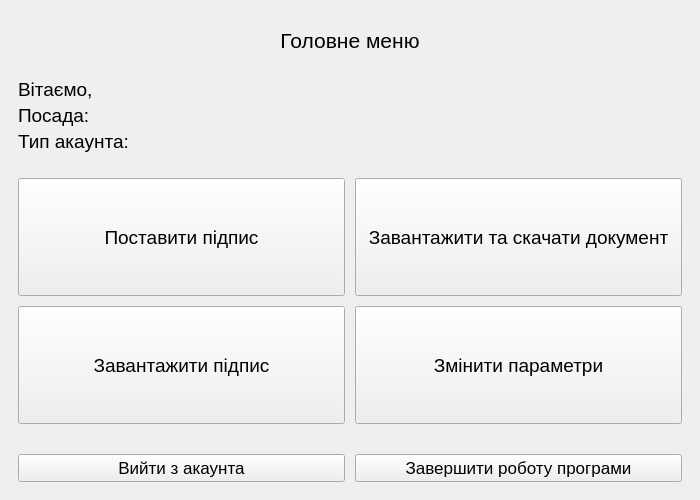
Before: the Qt Designer form mainwindow.ui in ShevaMed/DocManage, drawn with Qt 5.
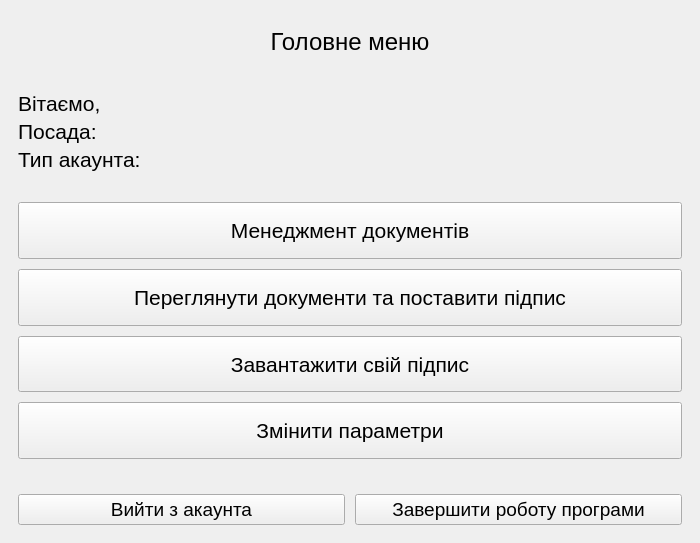
After: the same form once the commit is applied. The open tabs and pages were chosen to show the change. Icons and pictures are not drawn.

What changed in the file:
```diff
--- a/mainwindow.ui
+++ b/mainwindow.ui
@@ -7,7 +7,7 @@
     <x>0</x>
     <y>0</y>
     <width>700</width>
-    <height>500</height>
+    <height>543</height>
    </rect>
   </property>
   <property name="font">
@@ -767,7 +767,7 @@
           </property>
           <property name="font">
            <font>
-            <pointsize>16</pointsize>
+            <pointsize>18</pointsize>
            </font>
           </property>
           <property name="text">
@@ -789,7 +789,7 @@
           <property name="sizeHint" stdset="0">
            <size>
             <width>20</width>
-            <height>15</height>
+            <height>25</height>
            </size>
           </property>
          </spacer>
@@ -809,7 +809,7 @@
             </property>
             <property name="font">
              <font>
-              <pointsize>14</pointsize>
+              <pointsize>16</pointsize>
              </font>
             </property>
             <property name="text">
@@ -824,7 +824,7 @@
            <widget class="QLabel" name="menuJobTitleLabel">
             <property name="font">
              <font>
-              <pointsize>14</pointsize>
+              <pointsize>16</pointsize>
              </font>
             </property>
             <property name="text">
@@ -836,7 +836,7 @@
            <widget class="QLabel" name="menuTypeAccLabel">
             <property name="font">
              <font>
-              <pointsize>14</pointsize>
+              <pointsize>16</pointsize>
              </font>
             </property>
             <property name="text">
@@ -857,17 +857,35 @@
           <property name="sizeHint" stdset="0">
            <size>
             <width>20</width>
-            <height>15</height>
+            <height>20</height>
            </size>
           </property>
          </spacer>
         </item>
         <item>
-         <layout class="QGridLayout" name="gridLayout_5">
+         <layout class="QVBoxLayout" name="verticalLayout_19">
           <property name="spacing">
            <number>10</number>
           </property>
-          <item row="0" column="0">
+          <item>
+           <widget class="QPushButton" name="loadSendDocButton">
+            <property name="sizePolicy">
+             <sizepolicy hsizetype="Minimum" vsizetype="Expanding">
+              <horstretch>0</horstretch>
+              <verstretch>0</verstretch>
+             </sizepolicy>
+            </property>
+            <property name="font">
+             <font>
+              <pointsize>16</pointsize>
+             </font>
+            </property>
+            <property name="text">
+             <string>Менеджмент документів</string>
+            </property>
+           </widget>
+          </item>
+          <item>
            <widget class="QPushButton" name="putSignatureButton">
             <property name="sizePolicy">
              <sizepolicy hsizetype="Minimum" vsizetype="Expanding">
@@ -877,15 +895,33 @@
             </property>
             <property name="font">
              <font>
-              <pointsize>14</pointsize>
+              <pointsize>16</pointsize>
              </font>
             </property>
             <property name="text">
-             <string>Поставити підпис</string>
+             <string>Переглянути документи та поставити підпис</string>
             </property>
            </widget>
           </item>
-          <item row="1" column="1">
+          <item>
+           <widget class="QPushButton" name="loadSignatureButton">
+            <property name="sizePolicy">
+             <sizepolicy hsizetype="Minimum" vsizetype="Expanding">
+              <horstretch>0</horstretch>
+              <verstretch>0</verstretch>
+             </sizepolicy>
+            </property>
+            <property name="font">
+             <font>
+              <pointsize>16</pointsize>
+             </font>
+            </property>
+            <property name="text">
+             <string>Завантажити свій підпис</string>
+            </property>
+           </widget>
+          </item>
+          <item>
            <widget class="QPushButton" name="settingsButton">
             <property name="sizePolicy">
              <sizepolicy hsizetype="Minimum" vsizetype="Expanding">
@@ -895,7 +931,7 @@
             </property>
             <property name="font">
              <font>
-              <pointsize>14</pointsize>
+              <pointsize>16</pointsize>
              </font>
             </property>
             <property name="text">
@@ -903,42 +939,6 @@
             </property>
            </widget>
           </item>
-          <item row="1" column="0">
-           <widget class="QPushButton" name="loadSignatureButton">
-            <property name="sizePolicy">
-             <sizepolicy hsizetype="Minimum" vsizetype="Expanding">
-              <horstretch>0</horstretch>
-              <verstretch>0</verstretch>
-             </sizepolicy>
-            </property>
-            <property name="font">
-             <font>
-              <pointsize>14</pointsize>
-             </font>
-            </property>
-            <property name="text">
-             <string>Завантажити підпис</string>
-            </property>
-           </widget>
-          </item>
-          <item row="0" column="1">
-           <widget class="QPushButton" name="loadSendDocButton">
-            <property name="sizePolicy">
-             <sizepolicy hsizetype="Minimum" vsizetype="Expanding">
-              <horstretch>0</horstretch>
-              <verstretch>0</verstretch>
-             </sizepolicy>
-            </property>
-            <property name="font">
-             <font>
-              <pointsize>14</pointsize>
-             </font>
-            </property>
-            <property name="text">
-             <string>Завантажити та скачати документ</string>
-            </property>
-           </widget>
-          </item>
          </layout>
         </item>
         <item>
@@ -952,7 +952,7 @@
           <property name="sizeHint" stdset="0">
            <size>
             <width>20</width>
-            <height>20</height>
+            <height>25</height>
            </size>
           </property>
          </spacer>
@@ -972,7 +972,7 @@
             </property>
             <property name="font">
              <font>
-              <pointsize>13</pointsize>
+              <pointsize>14</pointsize>
              </font>
             </property>
             <property name="text">
@@ -990,7 +990,7 @@
             </property>
             <property name="font">
              <font>
-              <pointsize>13</pointsize>
+              <pointsize>14</pointsize>
              </font>
             </property>
             <property name="text">
```
Left out of the diff: 61 changed lines with no effect on the pictures.
